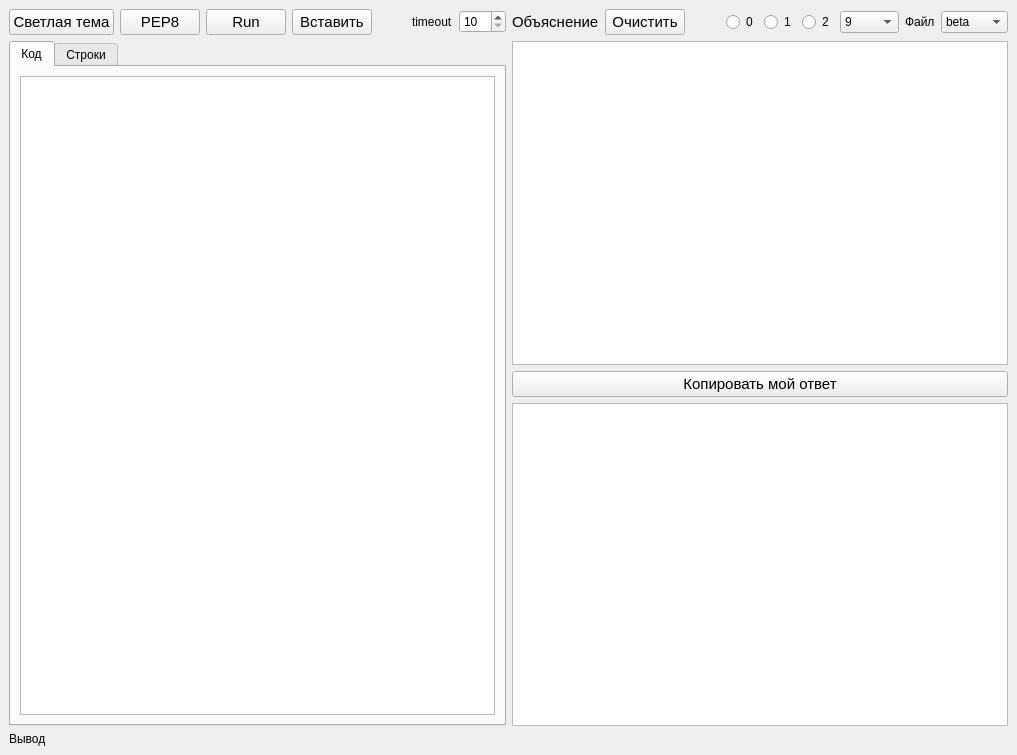
Above: mainwindow.ui from grigvlwork/reward before the change. Below: the same form after it.
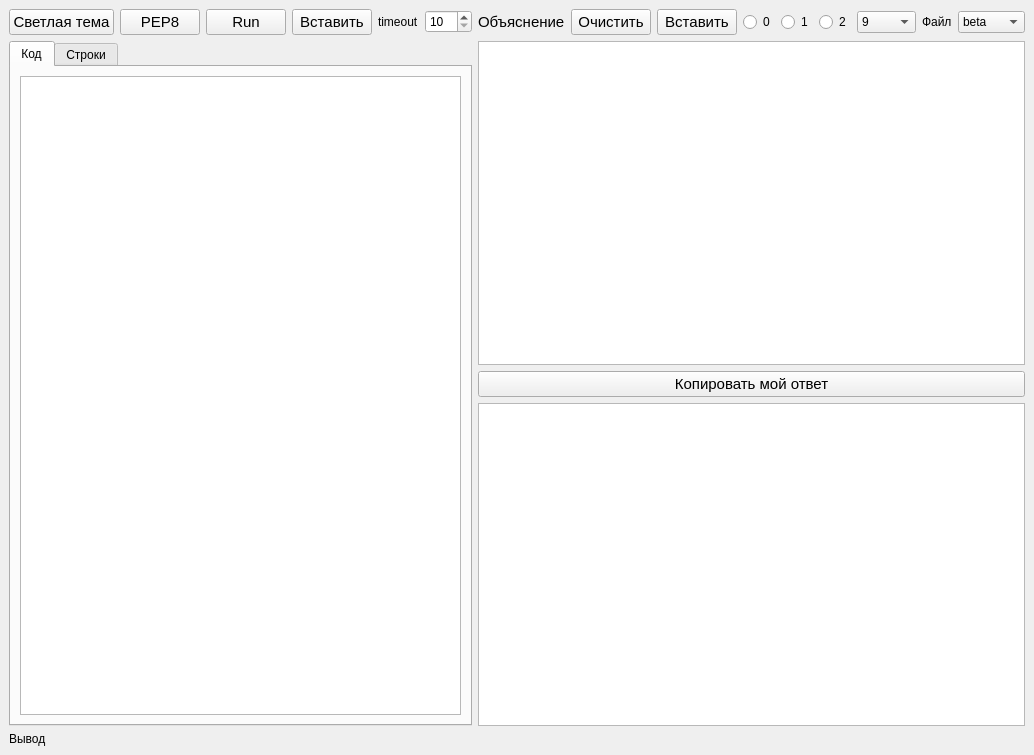
That is the form after the change.

Commit message: сделал вставку кода

What changed in the file:
```diff
--- a/mainwindow.ui
+++ b/mainwindow.ui
@@ -181,6 +181,18 @@
             </property>
            </widget>
           </item>
+          <item>
+           <widget class="QPushButton" name="paste_explanation_btn">
+            <property name="font">
+             <font>
+              <pointsize>11</pointsize>
+             </font>
+            </property>
+            <property name="text">
+             <string>Вставить</string>
+            </property>
+           </widget>
+          </item>
           <item>
            <spacer name="horizontalSpacer">
             <property name="orientation">
```
The commit also changes 2 other files.
